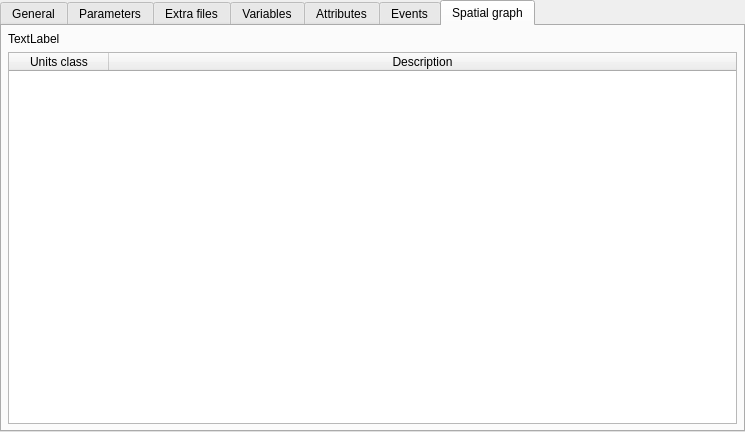
Before: the Qt Designer form src/apps/openfluid-builder/common/SignatureWidget.ui in OpenFLUID/openfluid, drawn with Qt 5.
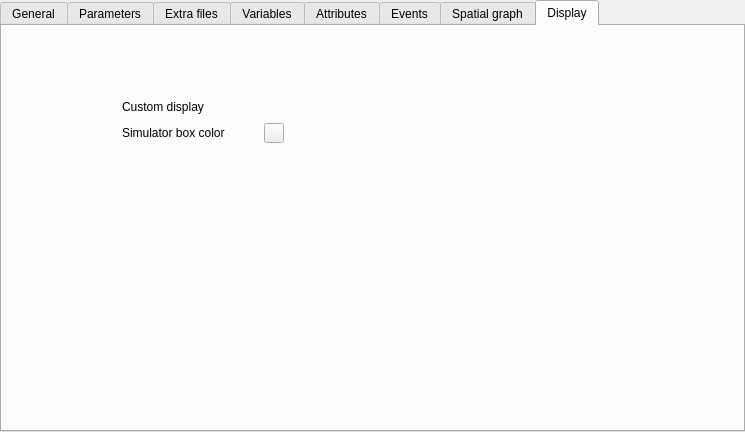
After: the same form once the commit is applied.

Commit message:
Allow simulator colouring in model graphical view of Builder
* Added buttons for color definition in model management tab
* Adjusted graphical view to set border/background color
* Logged color and mode in project config file

(closes OpenFLUID/openfluid#825)

```diff
--- a/src/apps/openfluid-builder/common/SignatureWidget.ui
+++ b/src/apps/openfluid-builder/common/SignatureWidget.ui
@@ -32,7 +32,7 @@
    <item>
     <widget class="QTabWidget" name="InfosTabWidget">
      <property name="currentIndex">
-      <number>6</number>
+      <number>7</number>
      </property>
      <widget class="QWidget" name="GeneralTab">
       <attribute name="title">
@@ -456,6 +456,57 @@
        </item>
       </layout>
      </widget>
+     <widget class="QWidget" name="VisualTab">
+      <attribute name="title">
+       <string>Display</string>
+      </attribute>
+      <widget class="QWidget" name="layoutWidget">
+       <property name="geometry">
+        <rect>
+         <x>120</x>
+         <y>70</y>
+         <width>162</width>
+         <height>47</height>
+        </rect>
+       </property>
+       <layout class="QVBoxLayout" name="verticalLayout_10">
+        <item>
+         <widget class="QLabel" name="label">
+          <property name="text">
+           <string>Custom display</string>
+          </property>
+         </widget>
+        </item>
+        <item>
+         <layout class="QHBoxLayout" name="horizontalLayout">
+          <item>
+           <widget class="QLabel" name="label_2">
+            <property name="text">
+             <string>Simulator box color</string>
+            </property>
+           </widget>
+          </item>
+          <item>
+           <widget class="QPushButton" name="SimuColorButton">
+            <property name="maximumSize">
+             <size>
+              <width>20</width>
+              <height>20</height>
+             </size>
+            </property>
+            <property name="cursor">
+             <cursorShape>PointingHandCursor</cursorShape>
+            </property>
+            <property name="text">
+             <string notr="true"/>
+            </property>
+           </widget>
+          </item>
+         </layout>
+        </item>
+       </layout>
+      </widget>
+     </widget>
     </widget>
    </item>
   </layout>
```
Left out of the diff: 4 changed lines with no effect on the pictures. The commit also changes 34 other files.
